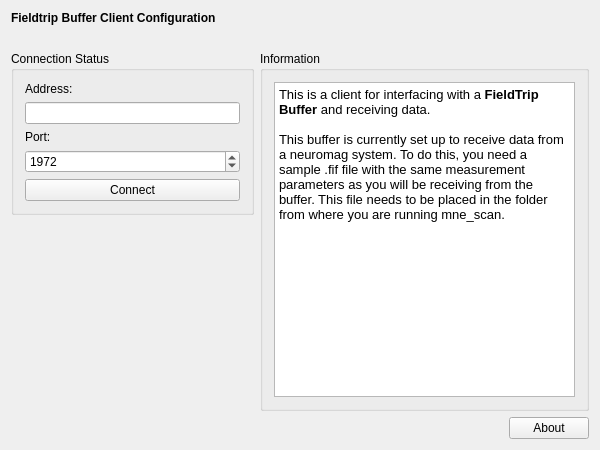
mne-tools/mne-cpp, file applications/mne_scan/plugins/ftbuffer/FormFiles/ftbuffersetup.ui: the form before one commit.
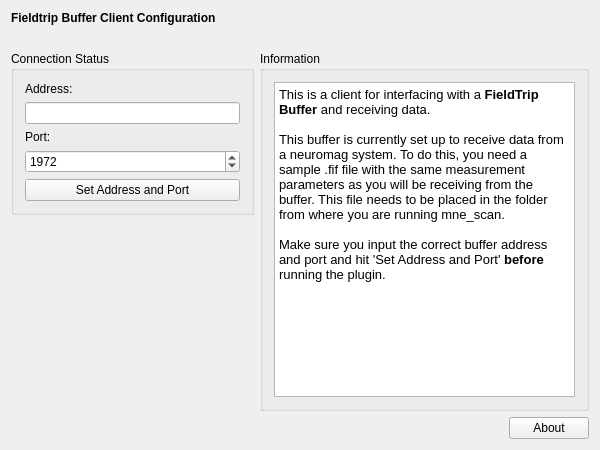
The form after the commit.

Commit message: Changed gui to reflect current implementation

Patch:
```diff
--- a/applications/mne_scan/plugins/ftbuffer/FormFiles/ftbuffersetup.ui
+++ b/applications/mne_scan/plugins/ftbuffer/FormFiles/ftbuffersetup.ui
@@ -73,7 +73,9 @@
 &lt;/style&gt;&lt;/head&gt;&lt;body style=&quot; font-family:'Sans'; font-size:10pt; font-weight:400; font-style:normal;&quot;&gt;
 &lt;p style=&quot; margin-top:0px; margin-bottom:0px; margin-left:0px; margin-right:0px; -qt-block-indent:0; text-indent:0px;&quot;&gt;&lt;span style=&quot; font-family:'Sans';&quot;&gt;This is a client for interfacing with a &lt;/span&gt;&lt;span style=&quot; font-family:'Sans'; font-weight:600;&quot;&gt;FieldTrip Buffer&lt;/span&gt;&lt;span style=&quot; font-family:'Sans';&quot;&gt; and receiving data. &lt;/span&gt;&lt;/p&gt;
 &lt;p style=&quot;-qt-paragraph-type:empty; margin-top:0px; margin-bottom:0px; margin-left:0px; margin-right:0px; -qt-block-indent:0; text-indent:0px; font-family:'Sans';&quot;&gt;&lt;br /&gt;&lt;/p&gt;
-&lt;p style=&quot; margin-top:0px; margin-bottom:0px; margin-left:0px; margin-right:0px; -qt-block-indent:0; text-indent:0px;&quot;&gt;&lt;span style=&quot; font-family:'Sans';&quot;&gt;This buffer is currently set up to receive data from a neuromag system. To do this, you need a sample .fif file with the same measurement parameters as you will be receiving from the buffer. This file needs to be placed in the folder from where you are running mne_scan. &lt;/span&gt;&lt;/p&gt;&lt;/body&gt;&lt;/html&gt;</string>
+&lt;p style=&quot; margin-top:0px; margin-bottom:0px; margin-left:0px; margin-right:0px; -qt-block-indent:0; text-indent:0px;&quot;&gt;&lt;span style=&quot; font-family:'Sans';&quot;&gt;This buffer is currently set up to receive data from a neuromag system. To do this, you need a sample .fif file with the same measurement parameters as you will be receiving from the buffer. This file needs to be placed in the folder from where you are running mne_scan. &lt;/span&gt;&lt;/p&gt;
+&lt;p style=&quot;-qt-paragraph-type:empty; margin-top:0px; margin-bottom:0px; margin-left:0px; margin-right:0px; -qt-block-indent:0; text-indent:0px; font-family:'Sans';&quot;&gt;&lt;br /&gt;&lt;/p&gt;
+&lt;p style=&quot; margin-top:0px; margin-bottom:0px; margin-left:0px; margin-right:0px; -qt-block-indent:0; text-indent:0px;&quot;&gt;&lt;span style=&quot; font-family:'Sans';&quot;&gt;Make sure you input the correct buffer address and port and hit 'Set Address and Port' &lt;/span&gt;&lt;span style=&quot; font-family:'Sans'; font-weight:600;&quot;&gt;before&lt;/span&gt;&lt;span style=&quot; font-family:'Sans';&quot;&gt; running the plugin.&lt;/span&gt;&lt;/p&gt;&lt;/body&gt;&lt;/html&gt;</string>
           </property>
          </widget>
         </item>
@@ -157,7 +159,7 @@
         <item row="4" column="0">
          <widget class="QPushButton" name="m_qPushButton_Connect">
           <property name="text">
-           <string>Connect</string>
+           <string>Set Address and Port</string>
           </property>
          </widget>
         </item>
```
